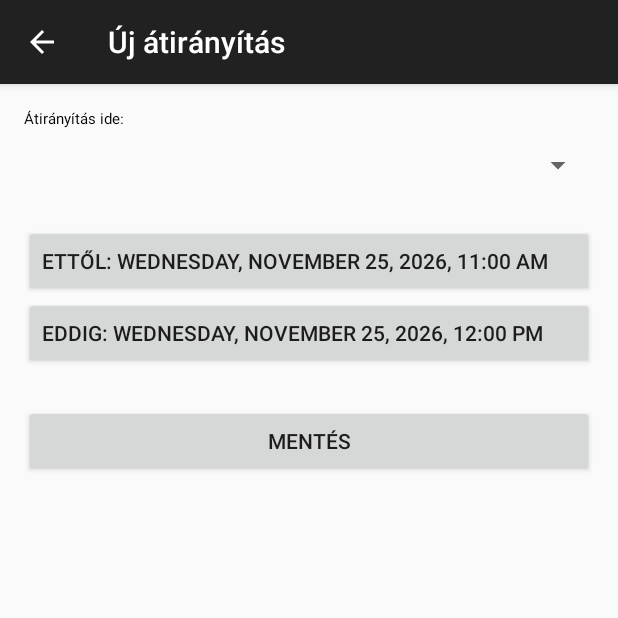
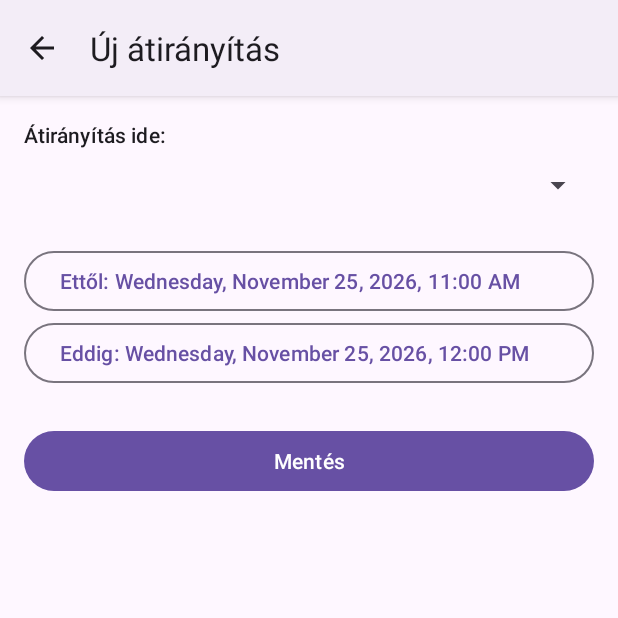
Before and after one commit to Lazaaa/hivasatiranyito, an Android app: the ScheduleEditActivity screen opened directly, with no data from a screen before it, on a phone screen of 412 x 824 dp, the top half of it. Run offline under Robolectric (Android 15) with nearby library versions, the phone set to English and light mode, and no system bars.

Commit message:
Update themes.xml

```diff
--- a/app/src/main/res/values/themes.xml
+++ b/app/src/main/res/values/themes.xml
@@ -1,4 +1,4 @@
 <?xml version="1.0" encoding="utf-8"?>
 <resources>
-    <style name="Theme.Atiranyito" parent="Theme.Material3.DayNight.DarkActionBar" />
+    <style name="Theme.Atiranyito" parent="Theme.Material3.DayNight" />
 </resources>
```
